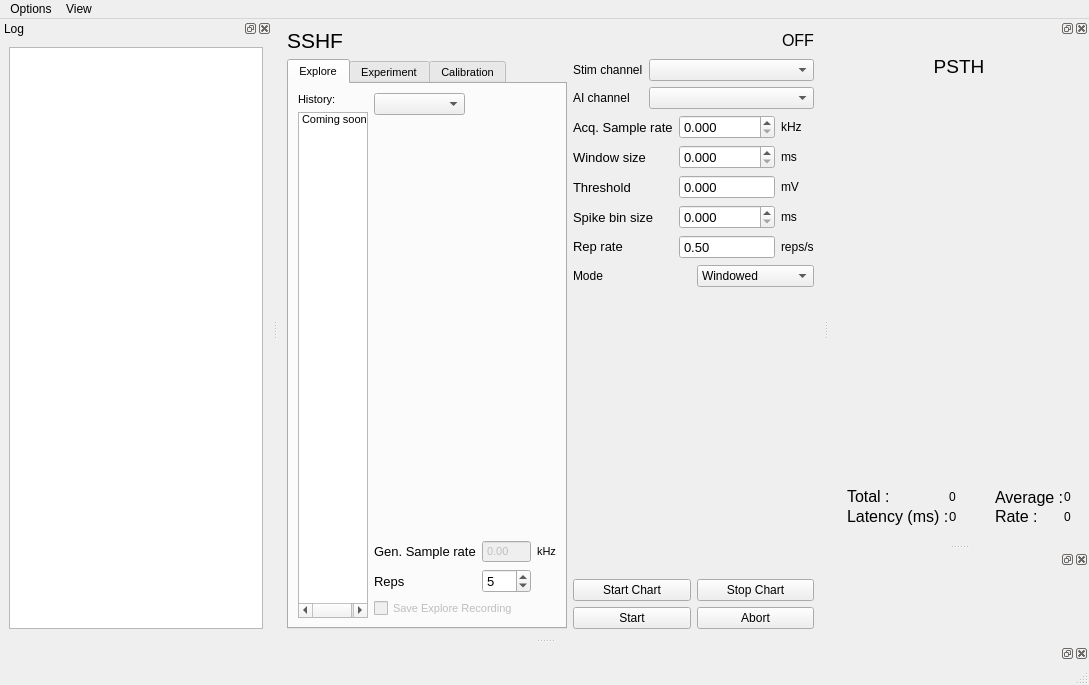
This is spikeylab/main/main_control.ui in portfors-lab/sparkle as Qt 5 draws it before an edit. The edited form follows.
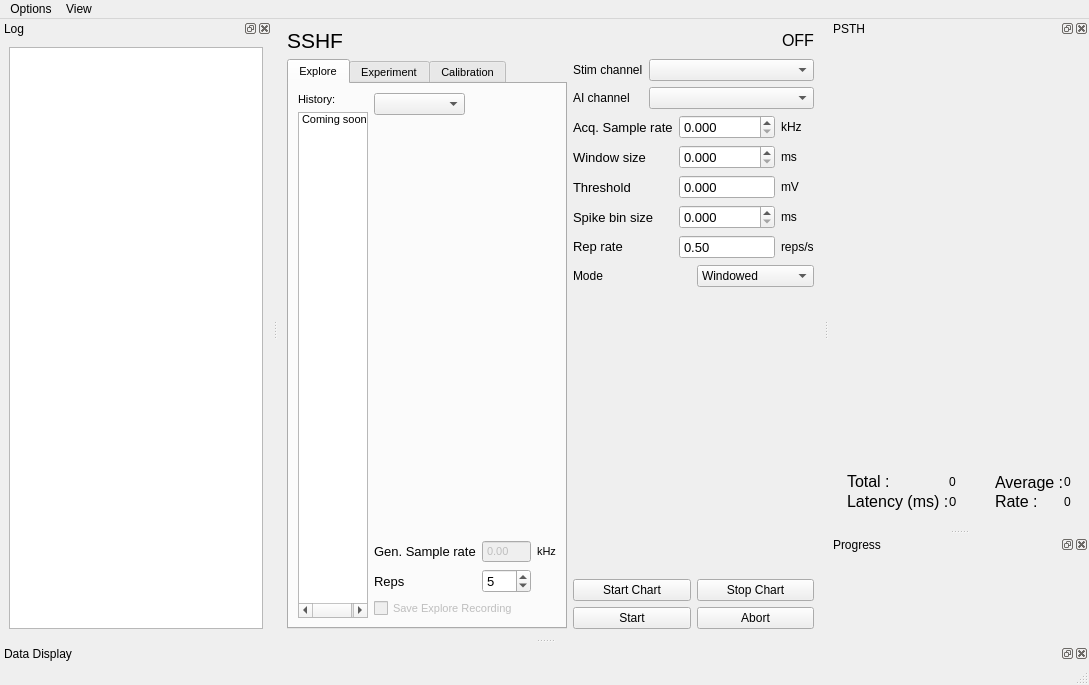
This is the edited form. Custom widgets are drawn as their Qt base class.

Commit message: much nicer organization of display plot dock

```diff
--- a/spikeylab/main/main_control.ui
+++ b/spikeylab/main/main_control.ui
@@ -666,7 +666,10 @@
    <addaction name="menuView"/>
   </widget>
   <widget class="QStatusBar" name="statusbar"/>
-  <widget class="QDockWidget" name="plot_dock">
+  <widget class="PlotDockWidget" name="plot_dock">
+   <property name="windowTitle">
+    <string>Data Display</string>
+   </property>
    <attribute name="dockWidgetArea">
     <number>8</number>
    </attribute>
@@ -682,6 +685,9 @@
    </widget>
   </widget>
   <widget class="QDockWidget" name="psth_dock">
+   <property name="windowTitle">
+    <string>PSTH</string>
+   </property>
    <attribute name="dockWidgetArea">
     <number>2</number>
    </attribute>
@@ -693,27 +699,6 @@
         <property name="spacing">
          <number>0</number>
         </property>
-        <item>
-         <widget class="QLabel" name="label_18">
-          <property name="maximumSize">
-           <size>
-            <width>16777215</width>
-            <height>20</height>
-           </size>
-          </property>
-          <property name="font">
-           <font>
-            <pointsize>14</pointsize>
-           </font>
-          </property>
-          <property name="text">
-           <string>PSTH</string>
-          </property>
-          <property name="alignment">
-           <set>Qt::AlignCenter</set>
-          </property>
-         </widget>
-        </item>
         <item>
          <widget class="PSTHWidget" name="psth" native="true"/>
         </item>
@@ -846,6 +831,9 @@
    </widget>
   </widget>
   <widget class="QDockWidget" name="progress_dock">
+   <property name="windowTitle">
+    <string>Progress</string>
+   </property>
    <attribute name="dockWidgetArea">
     <number>2</number>
    </attribute>
@@ -952,6 +940,12 @@
    <header>spikeylab.calibration.calibration_widget</header>
    <container>1</container>
   </customwidget>
+  <customwidget>
+   <class>PlotDockWidget</class>
+   <extends>QDockWidget</extends>
+   <header>spikeylab.main.plotdock</header>
+   <container>1</container>
+  </customwidget>
  </customwidgets>
  <resources/>
  <connections>
```
The commit also changes 6 other files.
